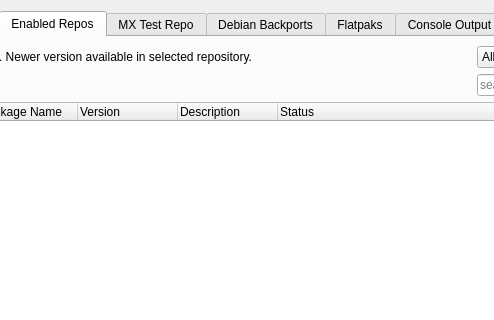
This is mainwindow.ui in AdrianTM/mx-packageinstaller as Qt 5 draws it before an edit; both pictures show x 145 to 639 and y 0 to 320 of the 844 by 607 pixel window. The edited form follows.
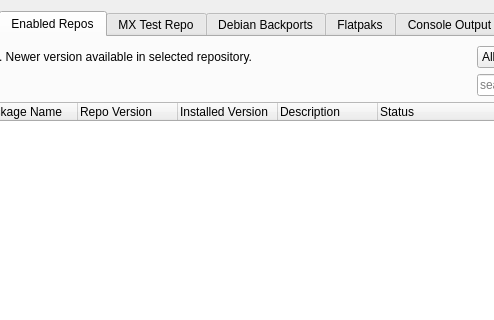
This is the edited form. The open tabs and pages were chosen to show the change. Icons and pictures are not drawn.

Commit message: Add an 'Installed Version' alongside 'Repo Version' column

The edit to the form file:
```diff
--- a/mainwindow.ui
+++ b/mainwindow.ui
@@ -407,7 +407,12 @@
          </column>
          <column>
           <property name="text">
-           <string>Version</string>
+           <string>Repo Version</string>
+          </property>
+         </column>
+         <column>
+          <property name="text">
+           <string>Installed Version</string>
           </property>
          </column>
          <column>
```
Left out of the diff: 12 changed lines with no effect on the pictures. The commit also changes 2 other files.
